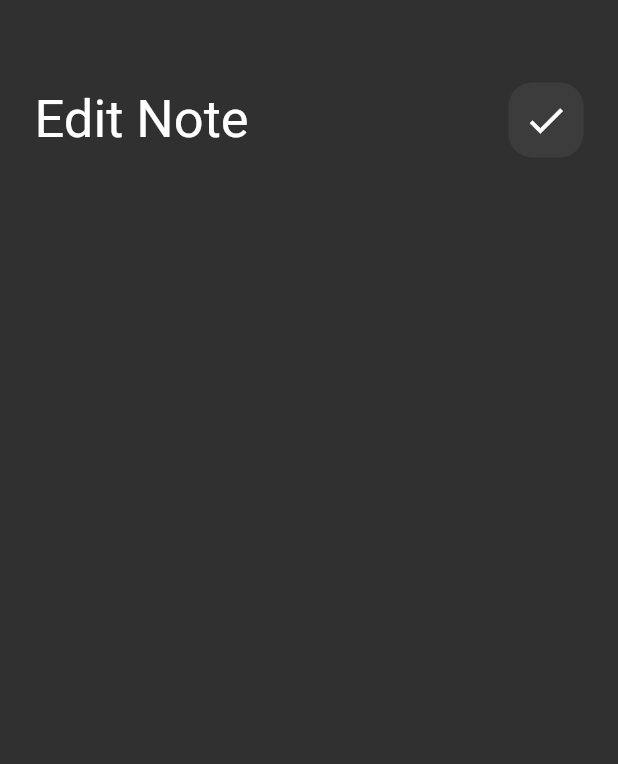
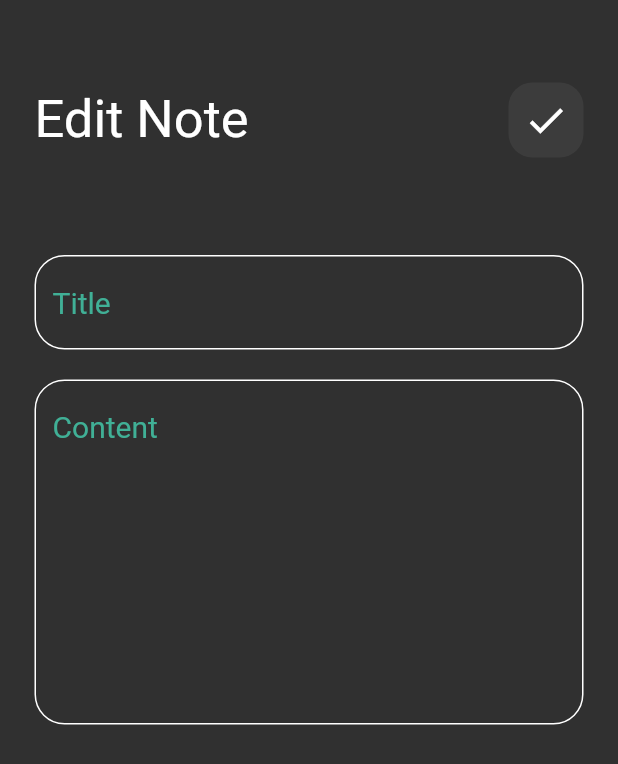
Before and after one commit to Yasmeen-aboeleneen/notes_app, a Flutter app: the EditNoteView screen opened directly, on a phone screen of 412 x 824 dp. Shown: the top 764 px of the screen. Run offline on Flutter 3.47's test engine with Material 2 defaults, Android fonts, the phone set to English and light mode, and no system bars; Roboto replaces fonts that are missing (assets/fonts/RobotoCondensed-Regular.ttf).

Commit message:
Edit Note Ui

```diff
--- a/lib/views/Widgets/edit_Note_ViewBody.dart
+++ b/lib/views/Widgets/edit_Note_ViewBody.dart
@@ -3,6 +3,7 @@ import 'package:flutter/material.dart';
 import 'package:flutter/src/widgets/framework.dart';
 import 'package:flutter/src/widgets/placeholder.dart';
 import 'package:note_app/views/Widgets/CustomAppBar.dart';
+import 'package:note_app/views/Widgets/Custom_TextField.dart';
 
 class EditNoteViewBody extends StatelessWidget {
   const EditNoteViewBody({super.key});
@@ -17,6 +18,12 @@ class EditNoteViewBody extends StatelessWidget {
     CustomAppBar(title: 'Edit Note',
     icon: Icons.check,
     ),
+     SizedBox(
+              height: 40,
+            ),
+    CustomTextField(hint: 'Title'),
+     SizedBox(height: 20,),
+    CustomTextField(hint: 'Content',maxlines: 10,)
 
     ],
 
```
